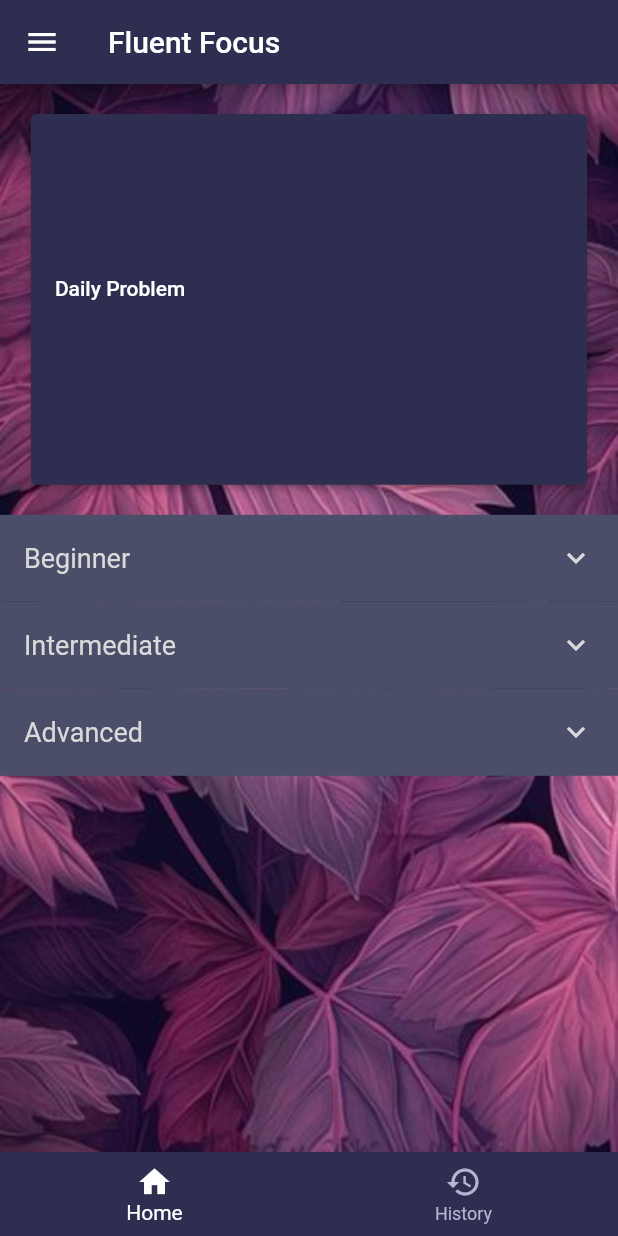
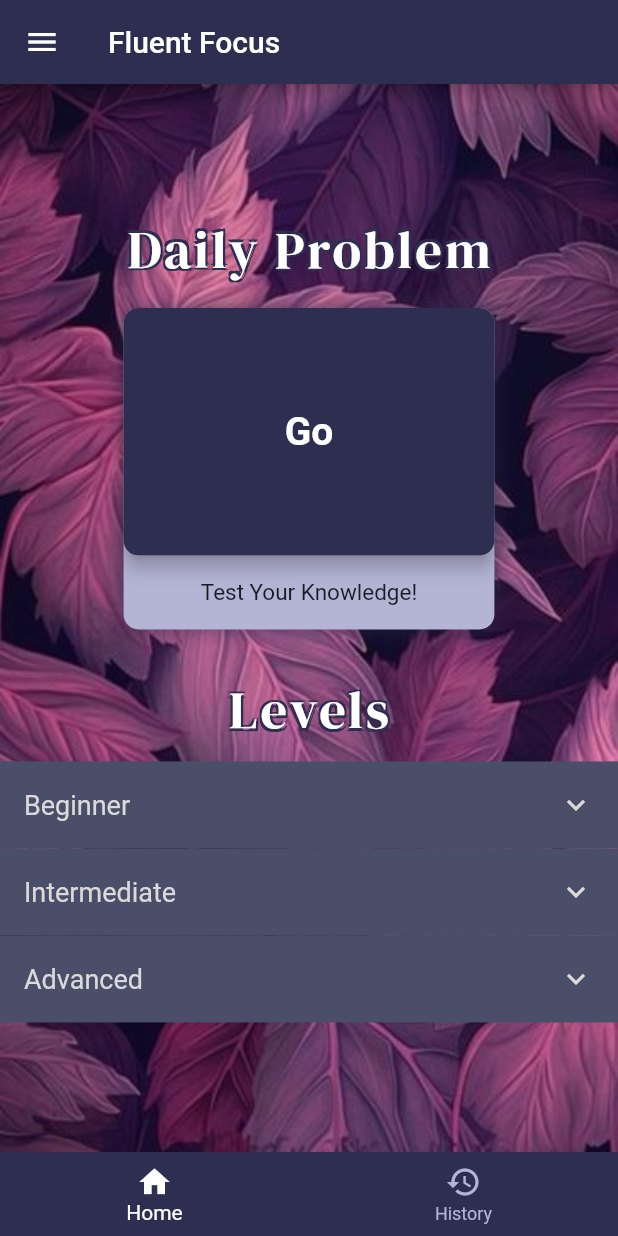
Before and after one commit to DryStuffz/SCU-FIH-App, a Flutter app: the screen it shows after launch, on a phone screen of 412 x 824 dp. Run offline on Flutter 3.47's test engine with Material 2 defaults, Android fonts, the light colour scheme and no system bars; our stand-ins replace cloud_firestore, firebase_core, flutter_tts, shared_preferences; accounts and stored records are empty.

Commit message:
Finalized Home page layout

```diff
--- a/app/lib/home_page.dart
+++ b/app/lib/home_page.dart
@@ -123,12 +123,72 @@ class _HomePageState extends State<HomePage> {
         ),
       ),
       Align(
-        alignment: Alignment.topCenter,
+        alignment: Alignment.center,
         child: SingleChildScrollView(
           child: Column(children: [
+            const Align(
+              alignment: Alignment.center,
+              child: Text(
+                'Daily Problem',
+                style: TextStyle(
+                    fontSize: 35,
+                    color: Colors.white,
+                    fontFamily: 'Serifs',
+                    letterSpacing: 2,
+                    shadows: [
+                      Shadow(
+                          // bottomLeft
+                          offset: Offset(-1.5, -1.5),
+                          color: blueDark),
+                      Shadow(
+                          // bottomRight
+                          offset: Offset(1.5, -1.5),
+                          color: blueDark),
+                      Shadow(
+                          // topRight
+                          offset: Offset(1.5, 1.5),
+                          color: blueDark),
+                      Shadow(
+                          // topLeft
+                          offset: Offset(-1.5, 1.5),
+                          color: blueDark),
+                    ]),
+              ),
+            ),
             const SizedBox(
               // spacing inbetween rows
-              height: 20,
+              height: 15,
+            ),
+            Stack(children: [
+              SizedBox(
+                width: 0.6 * width,
+                height: 0.26 * height,
+                child: DecoratedBox(
+                  decoration: BoxDecoration(
+                    color: blueGreyLight,
+                    borderRadius: BorderRadius.circular(10),
+                    boxShadow: const [
+                      BoxShadow(
+                        color: Color.fromARGB(147, 46, 46, 80),
+                        spreadRadius: 1,
+                        blurRadius: 10,
+                      )
+                    ],
+                  ),
+                  child: const Align(
+                    alignment: Alignment(0, 0.84),
+                    child: FittedBox(
+                      fit: BoxFit.fitWidth,
+                      child: Text(
+                        'Test Your Knowledge!',
+                        style: TextStyle(
+                          fontSize: 15,
+                          color: Color.fromARGB(221, 0, 5, 12),
+                        ),
+                      ),
+                    ),
+                  ),
+                ),
               ),
               ElevatedButton(
                 onPressed: () {
@@ -140,22 +200,64 @@ class _HomePageState extends State<HomePage> {
                   );
                 },
                 style: ElevatedButton.styleFrom(
+                  shape: RoundedRectangleBorder(
+                      borderRadius: BorderRadius.circular(10)),
                   backgroundColor: blueDark,
-                fixedSize: Size(0.9 * width, 0.3 * height),
+                  minimumSize: Size(0.6 * width, 0.2 * height),
+                  maximumSize: Size(0.6 * width, 0.2 * height),
+                  shadowColor: const Color.fromARGB(255, 0, 0, 0),
+                  elevation: 5,
                 ),
-              child: Stack(children: [
-                Container(
+                child: const Align(
+                  child: FittedBox(
+                    fit: BoxFit.fitWidth,
+                    child: Text(
+                      'Go',
+                      style: TextStyle(
+                        color: Colors.white,
+                        fontSize: 26,
+                        fontWeight: FontWeight.bold,
+                      ),
+                    ),
+                  ),
+                ),
+              ),
+            ]),
+            const SizedBox(
+              // spacing inbetween rows
               height: 30,
-                    width: double.infinity,
-                    padding: const EdgeInsets.fromLTRB(0, 0, 0, 10),
-                    child: const Text(
-                      'Daily Problem',
-                    ))
+            ),
+            const Align(
+              child: Text(
+                'Levels',
+                style: TextStyle(
+                    fontFamily: 'Serifs',
+                    fontSize: 35,
+                    letterSpacing: 2,
+                    color: Colors.white,
+                    shadows: [
+                      Shadow(
+                          // bottomLeft
+                          offset: Offset(-1.5, -1.5),
+                          color: blueDark),
+                      Shadow(
+                          // bottomRight
+                          offset: Offset(1.5, -1.5),
+                          color: blueDark),
+                      Shadow(
+                          // topRight
+                          offset: Offset(1.5, 1.5),
+                          color: blueDark),
+                      Shadow(
+                          // topLeft
+                          offset: Offset(-1.5, 1.5),
+                          color: blueDark),
                     ]),
+              ),
             ),
             const SizedBox(
               // spacing inbetween rows
-              height: 20,
+              height: 10,
             ),
             ExpansionTile(
               childrenPadding: const EdgeInsets.only(top: 12, bottom: 12),
@@ -193,7 +295,7 @@ class _HomePageState extends State<HomePage> {
                               ],
                             ),
                             child: const Align(
-                              alignment: Alignment(0, 0.79),
+                              alignment: Alignment(0, 0.84),
                               child: FittedBox(
                                 fit: BoxFit.fitWidth,
                                 child: Text(
@@ -272,7 +374,7 @@ class _HomePageState extends State<HomePage> {
                               ],
                             ),
                             child: const Align(
-                              alignment: Alignment(0, 0.79),
+                              alignment: Alignment(0, 0.84),
                               child: FittedBox(
                                 fit: BoxFit.fitWidth,
                                 child: Text(
@@ -344,7 +446,7 @@ class _HomePageState extends State<HomePage> {
                               ],
                             ),
                             child: const Align(
-                              alignment: Alignment(0, 0.79),
+                              alignment: Alignment(0, 0.84),
                               child: FittedBox(
                                 fit: BoxFit.fitWidth,
                                 child: Text(
@@ -441,7 +543,7 @@ class _HomePageState extends State<HomePage> {
                               ],
                             ),
                             child: const Align(
-                              alignment: Alignment(0, 0.79),
+                              alignment: Alignment(0, 0.84),
                               child: FittedBox(
                                 fit: BoxFit.fitWidth,
                                 child: Text(
@@ -513,7 +615,7 @@ class _HomePageState extends State<HomePage> {
                               ],
                             ),
                             child: const Align(
-                              alignment: Alignment(0, 0.79),
+                              alignment: Alignment(0, 0.84),
                               child: FittedBox(
                                 fit: BoxFit.fitWidth,
                                 child: Text(
@@ -585,7 +687,7 @@ class _HomePageState extends State<HomePage> {
                               ],
                             ),
                             child: const Align(
-                              alignment: Alignment(0, 0.79),
+                              alignment: Alignment(0, 0.84),
                               child: FittedBox(
                                 fit: BoxFit.fitWidth,
                                 child: Text(
@@ -682,7 +784,7 @@ class _HomePageState extends State<HomePage> {
                               ],
                             ),
                             child: const Align(
-                              alignment: Alignment(0, 0.79),
+                              alignment: Alignment(0, 0.84),
                               child: FittedBox(
                                 fit: BoxFit.fitWidth,
                                 child: Text(
@@ -753,7 +855,7 @@ class _HomePageState extends State<HomePage> {
                               ],
                             ),
                             child: const Align(
-                              alignment: Alignment(0, 0.79),
+                              alignment: Alignment(0, 0.84),
                               child: FittedBox(
                                 fit: BoxFit.fitWidth,
                                 child: Text(
@@ -825,7 +927,7 @@ class _HomePageState extends State<HomePage> {
                               ],
                             ),
                             child: const Align(
-                              alignment: Alignment(0, 0.79),
+                              alignment: Alignment(0, 0.84),
                               child: FittedBox(
                                 fit: BoxFit.fitWidth,
                                 child: Text(
```
Also changed, not shown: app/assets/fonts/OFL.txt (deleted, +0 -93 lines), app/pubspec.yaml (+12 -4 lines), app/assets/fonts/Lumanosimo-Regular.ttf (added), app/assets/fonts/README.txt (deleted), app/assets/fonts/Serif-Italic.ttf (added), app/assets/fonts/Serif-Regular.ttf (added). Lines whose indentation alone changed are shown as unchanged.
